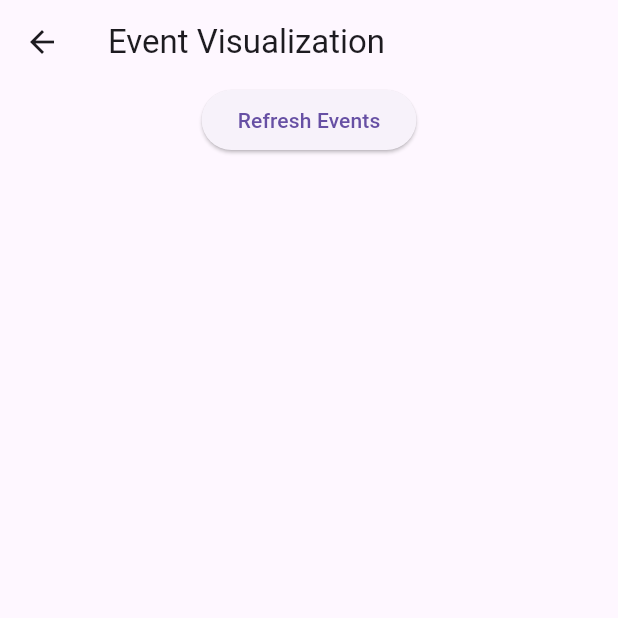
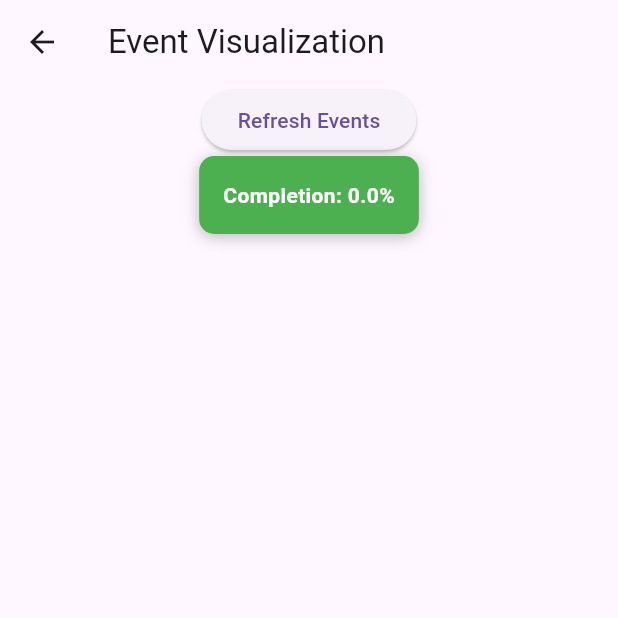
Before and after one commit to Peetzie/02808----Daily-Space, a Flutter app: the OptionTwoPage screen opened directly, after a tap on "Refresh Events", on a phone screen of 412 x 824 dp, the top half of it. Run offline on Flutter 3.47's test engine with Material 3 defaults, Android fonts, the phone set to English and light mode, and no system bars; our stand-ins replace auth_buttons, cloud_firestore, firebase_auth, firebase_core, fl_chart, google_sign_in and 1 more; accounts and stored records are empty.

Commit message:
Baseline completion rate implemented

```diff
--- a/dailyspace/lib/google/firebase_handler.dart
+++ b/dailyspace/lib/google/firebase_handler.dart
@@ -55,6 +55,49 @@ class FirebaseManager {
     } else {
       log("User is not authenticated");
       throw Exception("User is not authenticated");
+    }
+  }
+// Inside FirebaseManager class
+
+  Future<List<FirebaseEvent>> fetchActiveAndEndedEvents() async {
+    User? user = _auth.currentUser;
+    if (user == null) {
+      log("User is not authenticated");
+      throw Exception('User is not authenticated');
+    }
+
+    List<FirebaseEvent> combinedEventList = [];
+
+    try {
+      // Fetch active events
+      QuerySnapshot activeEventsSnapshot = await _firestore
+          .collection('users')
+          .doc(user.uid)
+          .collection('activeEvents')
+          .where('endedAt', isNull: true)
+          .get();
+
+      for (DocumentSnapshot eventDoc in activeEventsSnapshot.docs) {
+        combinedEventList.add(
+            FirebaseEvent.fromMap(eventDoc.data() as Map<String, dynamic>));
+      }
+
+      // Fetch ended events
+      QuerySnapshot endedEventsSnapshot = await _firestore
+          .collection('users')
+          .doc(user.uid)
+          .collection('endedEvents')
+          .get();
+
+      for (DocumentSnapshot eventDoc in endedEventsSnapshot.docs) {
+        combinedEventList.add(
+            FirebaseEvent.fromMap(eventDoc.data() as Map<String, dynamic>));
+      }
+
+      return combinedEventList;
+    } catch (e) {
+      log("Error fetching events: ${e.toString()}");
+      return []; // Return an empty list in case of error
     }
   }
 
--- a/dailyspace/lib/screens/vis.dart
+++ b/dailyspace/lib/screens/vis.dart
@@ -3,6 +3,7 @@ import 'dart:math';
 import 'package:dailyspace/custom_classes/helper.dart';
 import 'package:dailyspace/resources/app_colors.dart';
 import 'package:dailyspace/widgets/delay_bar_chart.dart';
+import 'package:dailyspace/widgets/task_completion.dart';
 import 'package:fl_chart/fl_chart.dart';
 import 'package:flutter/material.dart';
 import 'package:dailyspace/custom_classes/firebase_event.dart';
@@ -18,7 +19,8 @@ class OptionTwoPage extends StatefulWidget {
 
 class _OptionTwoPageState extends State<OptionTwoPage> {
   final FirebaseManager firebaseManager = FirebaseManager();
-  List<FirebaseEvent> events = [];
+  List<FirebaseEvent> endedEvents = [];
+  List<FirebaseEvent> allEvents = [];
   Map<Tuple2<String, String>, double> averageDelays = {};
 
   @override
@@ -30,8 +32,10 @@ class _OptionTwoPageState extends State<OptionTwoPage> {
   Future<void> fetchEvents() async {
     try {
       var fetchedEvents = await firebaseManager.fetchAndConvertEndedEvents();
+      var allFetchedEvents = await firebaseManager.fetchActiveAndEndedEvents();
       setState(() {
-        events = fetchedEvents;
+        endedEvents = fetchedEvents;
+        allEvents = allFetchedEvents;
         calculateAverageDelays();
       });
     } catch (e) {
@@ -44,7 +48,7 @@ class _OptionTwoPageState extends State<OptionTwoPage> {
   void calculateAverageDelays() {
     Map<Tuple2<String, String>, List<int>> delaysByCalendar = {};
 
-    for (var event in events) {
+    for (var event in endedEvents) {
       if (event.startTime != null && event.startedAt != null) {
         int delay = TimeFormatter.calculateTimeDifferenceInMinutes(
             event.startTime!, event.startedAt!);
@@ -78,6 +82,8 @@ class _OptionTwoPageState extends State<OptionTwoPage> {
             onPressed: fetchEvents,
             child: const Text("Refresh Events"),
           ),
+          TaskCompletionWidget(
+              totalTasks: allEvents.length, completedTasks: endedEvents.length),
           SizedBox(height: 20),
           averageDelays.isNotEmpty
               ? DelayBarChart(
--- a/dailyspace/lib/widgets/delay_bar_chart.dart
+++ b/dailyspace/lib/widgets/delay_bar_chart.dart
@@ -8,6 +8,7 @@ import 'package:tuple/tuple.dart';
 class DelayBarChart extends StatelessWidget {
   final Map<Tuple2<String, String>, double> averageDelays;
   final int overflowChars = 13;
+  double yMax = 100;
 
   DelayBarChart(this.averageDelays);
 
@@ -17,10 +18,12 @@ class DelayBarChart extends StatelessWidget {
       height: 300,
       padding: const EdgeInsets.symmetric(horizontal: 16.0),
       child: BarChart(
+        swapAnimationDuration: Duration(milliseconds: 70), // Optional
+        swapAnimationCurve: Curves.linear,
         BarChartData(
           alignment: BarChartAlignment.spaceAround,
-          maxY: findMaxDelay() *
-              1.2, // Gives some extra space above the highest bar
+          maxY: yMax,
+          minY: -30,
           barTouchData: BarTouchData(
             enabled: true,
             touchTooltipData: BarTouchTooltipData(
@@ -76,20 +79,26 @@ class DelayBarChart extends StatelessWidget {
               sideTitles: SideTitles(showTitles: false),
             ),
           ),
-          gridData: FlGridData(show: false),
+          gridData: FlGridData(
+              show: false,
+              checkToShowHorizontalLine: (value) => value % 10 == 0,
+              getDrawingHorizontalLine: (value) =>
+                  FlLine(color: const Color(0xffe7e8ec), strokeWidth: 1)),
           borderData: FlBorderData(show: false),
           barGroups: averageDelays.keys.map((key) {
             final index = averageDelays.keys.toList().indexOf(key);
             final keysplit = averageDelays.keys.elementAt(index);
             final colorId = keysplit.item2;
+            double yval = averageDelays[key] ?? 0;
+            bool isOverflowing = yval > yMax;
             return BarChartGroupData(
               x: index,
               barRods: [
                 BarChartRodData(
-                  toY: averageDelays[key] ?? 0,
+                  toY: isOverflowing ? yMax : yval,
                   color: getColorFromId(
                       colorId), // Use colorMap to get color dynamically
-                  width: 22,
+                  width: 4,
                 ),
               ],
             );
--- /dev/null
+++ b/dailyspace/lib/widgets/task_completion.dart
@@ -0,0 +1,40 @@
+import 'package:flutter/material.dart';
+
+class TaskCompletionWidget extends StatelessWidget {
+  final int totalTasks;
+  final int completedTasks;
+
+  const TaskCompletionWidget({
+    Key? key,
+    required this.totalTasks,
+    required this.completedTasks,
+  }) : super(key: key);
+
+  @override
+  Widget build(BuildContext context) {
+    final double completionPercentage =
+        totalTasks > 0 ? (completedTasks / totalTasks) * 100 : 0.0;
+
+    return Container(
+      padding: EdgeInsets.all(16),
+      decoration: BoxDecoration(
+        color: Colors.green,
+        borderRadius: BorderRadius.circular(10),
+        boxShadow: [
+          BoxShadow(
+            color: Colors.black26,
+            blurRadius: 8,
+            offset: Offset(0, 2),
+          ),
+        ],
+      ),
+      child: Text(
+        'Completion: ${completionPercentage.toStringAsFixed(1)}%',
+        style: TextStyle(
+          color: Colors.white,
+          fontWeight: FontWeight.bold,
+        ),
+      ),
+    );
+  }
+}
```
